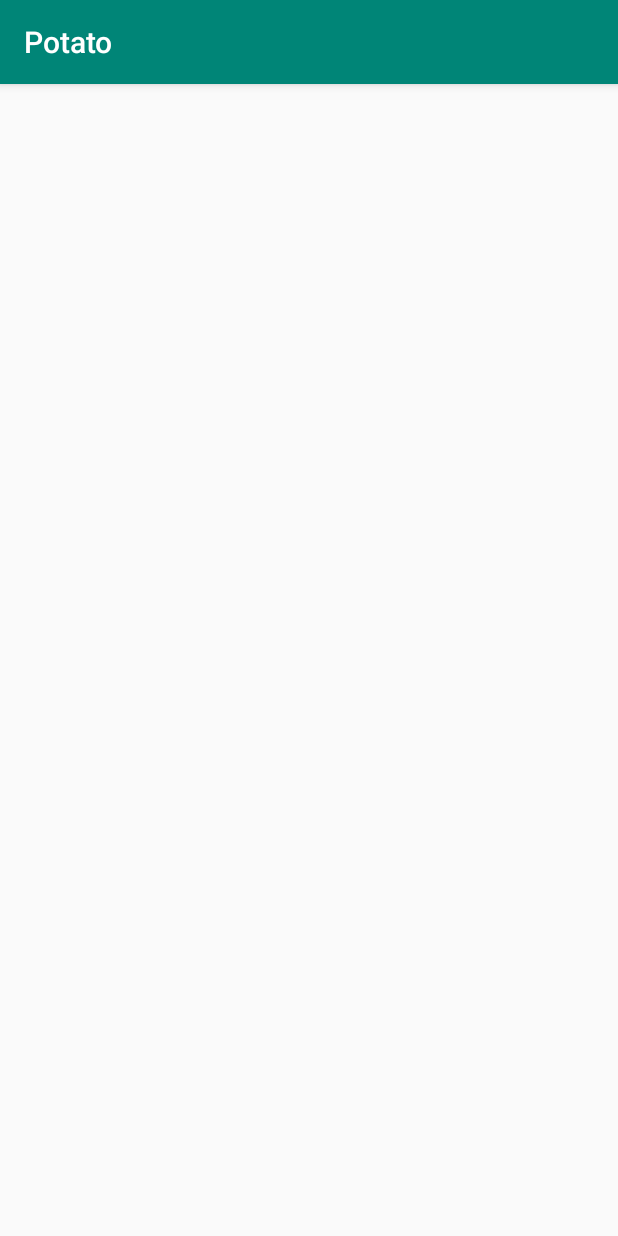
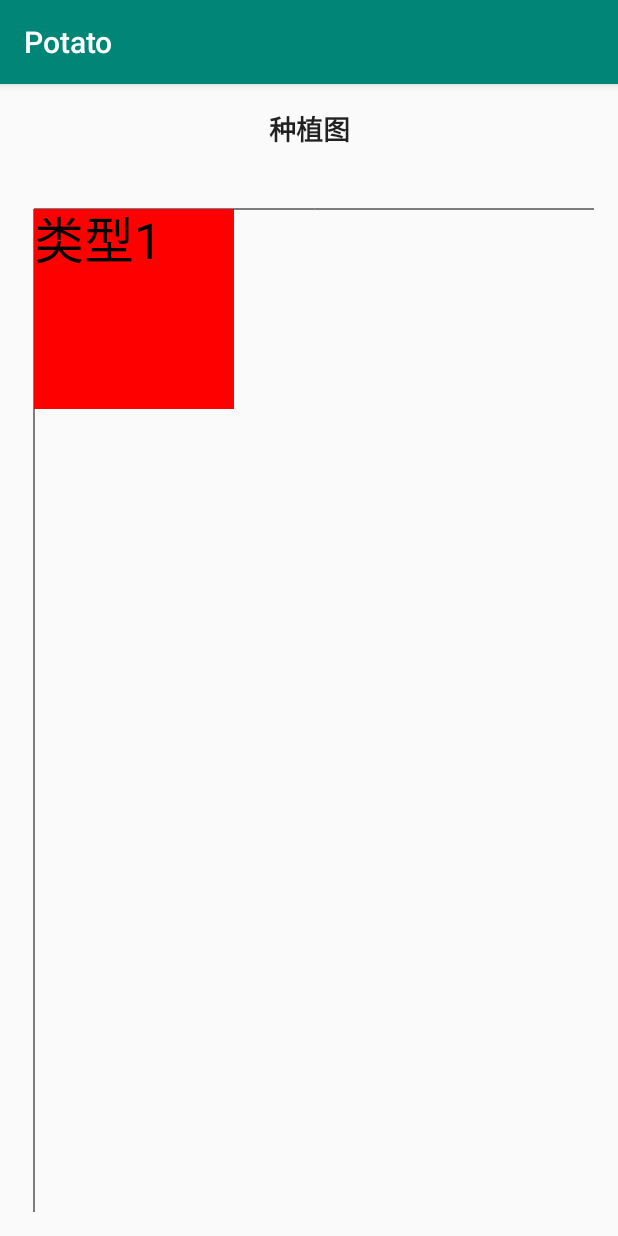
Before and after one commit to CurryYoo/Potato_System, an Android app: the GeneralActivity screen opened directly, with no data from a screen before it, on a phone screen of 412 x 824 dp. Run offline under Robolectric (Android 15) with nearby library versions, the phone set to English and light mode, and no system bars.

Commit message:
add planting map

```diff
--- a/app/src/main/AndroidManifest.xml
+++ b/app/src/main/AndroidManifest.xml
@@ -26,6 +26,7 @@
         <activity android:name=".ShotClickActivity" />
         <activity android:name=".FieldClickActivity" />
         <activity android:name=".temporarystorage.SaveDataActivity" />
+        <activity android:name=".SpeciesClickActivity" />
 
         <provider
             android:name="android.support.v4.content.FileProvider"
--- /dev/null
+++ b/app/src/main/java/com/example/kerne/potato/DrawView.java
@@ -0,0 +1,154 @@
+package com.example.kerne.potato;
+
+import android.content.Context;
+import android.graphics.Bitmap;
+import android.graphics.BitmapFactory;
+import android.graphics.Canvas;
+import android.graphics.Color;
+import android.graphics.LinearGradient;
+import android.graphics.Paint;
+import android.graphics.Path;
+import android.graphics.Rect;
+import android.graphics.RectF;
+import android.graphics.Shader;
+import android.view.View;
+
+public class DrawView extends View {
+    public static final int left = 10; //边框左上角横坐标
+    public static final int top = 60; //边框左上角纵坐标
+    public static final int right = 1450; //边框右下角横坐标
+    public static final int bottom = 1500; //边框右下角纵坐标
+
+    public DrawView(Context context) {
+        super(context);
+    }
+
+    @Override
+    protected void onDraw(Canvas canvas) {
+        super.onDraw(canvas);
+
+        int Rleft, Rtop, Rright, Rbottom;
+        Rleft = Rtop = 0;
+        Rright = Rbottom = 200;
+        Rect rect1 = new Rect(left + Rleft, top + Rtop, left + Rright, top + Rbottom);
+        Rect rect2 = new Rect(left + 1000, top + 0, left + 1440, top + 500);
+
+        /*
+         * 方法 说明 drawRect 绘制矩形 drawCircle 绘制圆形 drawOval 绘制椭圆 drawPath 绘制任意多边形
+         * drawLine 绘制直线 drawPoin 绘制点
+         */
+        // 创建画笔
+        Paint p = new Paint();
+        Paint pText = new Paint();
+        pText.setColor(Color.BLACK);
+        pText.setTextSize(50);
+
+        p.setColor(Color.BLACK);// 设置黑色边框
+        p.setStyle(Paint.Style.STROKE);
+        canvas.drawRect(left, top, right, bottom, p);
+
+        //画种植图
+        p.setColor(Color.RED);
+        p.setStyle(Paint.Style.FILL);
+        canvas.drawRect(rect1, p);
+        canvas.drawText("类型1", rect1.left, rect1.top + 50, pText);
+
+        p.setColor(Color.GREEN);
+        canvas.drawRect(rect2, p);
+        canvas.drawText("类型2", rect2.left, rect2.top + 50, pText);
+
+//        canvas.drawText("画圆：", 10, 20, p);// 画文本
+//        canvas.drawCircle(60, 20, 10, p);// 小圆
+//        p.setAntiAlias(true);// 设置画笔的锯齿效果。 true是去除，大家一看效果就明白了
+//        canvas.drawCircle(120, 20, 20, p);// 大圆
+//
+//        canvas.drawText("画线及弧线：", 10, 60, p);
+//        p.setColor(Color.GREEN);// 设置绿色
+//        canvas.drawLine(60, 40, 100, 40, p);// 画线
+//        canvas.drawLine(110, 40, 190, 80, p);// 斜线
+//        //画笑脸弧线
+//        p.setStyle(Paint.Style.STROKE);//设置空心
+//        RectF oval1=new RectF(150,20,180,40);
+//        canvas.drawArc(oval1, 180, 180, false, p);//小弧形
+//        oval1.set(190, 20, 220, 40);
+//        canvas.drawArc(oval1, 180, 180, false, p);//小弧形
+//        oval1.set(160, 30, 210, 60);
+//        canvas.drawArc(oval1, 0, 180, false, p);//小弧形
+//
+//        canvas.drawText("画矩形：", 10, 80, p);
+//        p.setColor(Color.GRAY);// 设置灰色
+//        p.setStyle(Paint.Style.FILL);//设置填满
+//        canvas.drawRect(60, 60, 80, 80, p);// 正方形
+//        canvas.drawRect(60, 90, 160, 100, p);// 长方形
+//
+//        canvas.drawText("画扇形和椭圆:", 10, 120, p);
+//        /* 设置渐变色 这个正方形的颜色是改变的 */
+//        Shader mShader = new LinearGradient(0, 0, 100, 100,
+//                new int[] { Color.RED, Color.GREEN, Color.BLUE, Color.YELLOW,
+//                        Color.LTGRAY }, null, Shader.TileMode.REPEAT); // 一个材质,打造出一个线性梯度沿著一条线。
+//        p.setShader(mShader);
+//        // p.setColor(Color.BLUE);
+//        RectF oval2 = new RectF(60, 100, 200, 240);// 设置个新的长方形，扫描测量
+//        canvas.drawArc(oval2, 200, 130, true, p);
+//        // 画弧，第一个参数是RectF：该类是第二个参数是角度的开始，第三个参数是多少度，第四个参数是真的时候画扇形，是假的时候画弧线
+//        //画椭圆，把oval改一下
+//        oval2.set(210,100,250,130);
+//        canvas.drawOval(oval2, p);
+//
+//        canvas.drawText("画三角形：", 10, 200, p);
+//        // 绘制这个三角形,你可以绘制任意多边形
+//        Path path = new Path();
+//        path.moveTo(80, 200);// 此点为多边形的起点
+//        path.lineTo(120, 250);
+//        path.lineTo(80, 250);
+//        path.close(); // 使这些点构成封闭的多边形
+//        canvas.drawPath(path, p);
+//
+//        // 你可以绘制很多任意多边形，比如下面画六连形
+//        p.reset();//重置
+//        p.setColor(Color.LTGRAY);
+//        p.setStyle(Paint.Style.STROKE);//设置空心
+//        Path path1=new Path();
+//        path1.moveTo(180, 200);
+//        path1.lineTo(200, 200);
+//        path1.lineTo(210, 210);
+//        path1.lineTo(200, 220);
+//        path1.lineTo(180, 220);
+//        path1.lineTo(170, 210);
+//        path1.close();//封闭
+//        canvas.drawPath(path1, p);
+//        /*
+//         * Path类封装复合(多轮廓几何图形的路径
+//         * 由直线段*、二次曲线,和三次方曲线，也可画以油画。drawPath(路径、油漆),要么已填充的或抚摸
+//         * (基于油漆的风格),或者可以用于剪断或画画的文本在路径。
+//         */
+//
+//        //画圆角矩形
+//        p.setStyle(Paint.Style.FILL);//充满
+//        p.setColor(Color.LTGRAY);
+//        p.setAntiAlias(true);// 设置画笔的锯齿效果
+//        canvas.drawText("画圆角矩形:", 10, 260, p);
+//        RectF oval3 = new RectF(80, 260, 200, 300);// 设置个新的长方形
+//        canvas.drawRoundRect(oval3, 20, 15, p);//第二个参数是x半径，第三个参数是y半径
+//
+//        //画贝塞尔曲线
+//        canvas.drawText("画贝塞尔曲线:", 10, 310, p);
+//        p.reset();
+//        p.setStyle(Paint.Style.STROKE);
+//        p.setColor(Color.GREEN);
+//        Path path2=new Path();
+//        path2.moveTo(100, 320);//设置Path的起点
+//        path2.quadTo(150, 310, 170, 400); //设置贝塞尔曲线的控制点坐标和终点坐标
+//        canvas.drawPath(path2, p);//画出贝塞尔曲线
+//
+//        //画点
+//        p.setStyle(Paint.Style.FILL);
+//        canvas.drawText("画点：", 10, 390, p);
+//        canvas.drawPoint(60, 390, p);//画一个点
+//        canvas.drawPoints(new float[]{60,400,65,400,70,400}, p);//画多个点
+//
+//        //画图片，就是贴图
+////        Bitmap bitmap = BitmapFactory.decodeResource(getResources(), R.drawable.ic_launcher_background);
+////        canvas.drawBitmap(bitmap, 250,360, p);
+    }
+}
--- a/app/src/main/java/com/example/kerne/potato/GeneralActivity.java
+++ b/app/src/main/java/com/example/kerne/potato/GeneralActivity.java
@@ -1,19 +1,120 @@
 package com.example.kerne.potato;
 
 import android.content.Intent;
+import android.graphics.Bitmap;
+import android.graphics.Canvas;
+import android.graphics.Color;
+import android.graphics.Paint;
 import android.support.v7.app.AppCompatActivity;
 import android.os.Bundle;
-import android.widget.TextView;
+import android.util.Log;
+import android.view.MotionEvent;
+import android.view.View;
+import android.widget.ImageView;
+import android.widget.LinearLayout;
+import android.widget.Toast;
 
 public class GeneralActivity extends AppCompatActivity {
+
+    private ImageView iv_canvas;
+    private Bitmap baseBitmap;
+    private Canvas canvas;
+    private Paint paint;
 
     @Override
     protected void onCreate(Bundle savedInstanceState) {
         super.onCreate(savedInstanceState);
         setContentView(R.layout.activity_general);
 
-        Intent intent = getIntent();
-        TextView textView = (TextView)findViewById(R.id.test_general);
-        textView.setText(intent.getStringExtra("option"));
+        LinearLayout layout=(LinearLayout) findViewById(R.id.root);
+        final DrawView view=new DrawView(this);
+        view.setMinimumHeight(500);
+        view.setMinimumWidth(300);
+        //通知view组件重绘
+        view.invalidate();
+        layout.addView(view);
+        view.setOnTouchListener(touch);
+
+        paint = new Paint();
+        paint.setStrokeWidth(5);
+        paint.setColor(Color.RED);
+//        iv_canvas = (ImageView) findViewById(R.id.iv_canvas);
+//        iv_canvas.setOnTouchListener(touch);
+
+//        baseBitmap = BitmapFactory.decodeResource(getResources(), R.id.iv_canvas);
+////        baseBitmap = Bitmap.createBitmap(iv_canvas.getWidth(),
+////                iv_canvas.getHeight(), Bitmap.Config.ARGB_8888);
+//        canvas = new Canvas(baseBitmap);
+//        canvas.drawRect(0, 0, 30, 30, paint);
+
+//        Intent intent = getIntent();
+//        TextView textView = (TextView)findViewById(R.id.test_general);
+//        textView.setText(intent.getStringExtra("option"));
+
     }
+
+    private View.OnTouchListener touch = new View.OnTouchListener() {
+        // 定义手指开始触摸的坐标
+        float X;
+        float Y;
+
+        @Override
+        public boolean onTouch(View v, MotionEvent event) {
+            switch (event.getAction()) {
+                // 用户按下动作
+                case MotionEvent.ACTION_DOWN:
+//                    // 第一次绘图初始化内存图片，指定背景为白色
+//                    if (baseBitmap == null) {
+//
+////                        baseBitmap = Bitmap.createBitmap(iv_canvas.getWidth(),
+////                                iv_canvas.getHeight(), Bitmap.Config.ARGB_8888);
+//                        canvas = new Canvas();
+//                        canvas.drawColor(Color.WHITE);
+//                    }
+//                    // 记录开始触摸的点的坐标
+//                    X = event.getX();
+//                    Y = event.getY();
+                    break;
+                // 用户手指在屏幕上移动的动作
+                case MotionEvent.ACTION_MOVE:
+//                    // 记录移动位置的点的坐标
+//                    float stopX = event.getX();
+//                    float stopY = event.getY();
+//
+//                    //根据两点坐标，绘制连线
+//                    //canvas.drawLine(X, Y, stopX, stopY, paint);
+//                    canvas.drawRect(0, 0, 30, 30, paint);
+//
+//                    // 更新开始点的位置
+//                    X = event.getX();
+//                    Y = event.getY();
+//
+//                    // 把图片展示到ImageView中
+//
+//                    iv_canvas.setImageBitmap(baseBitmap);
+                    break;
+                case MotionEvent.ACTION_UP:
+                    X = event.getX();
+                    Y = event.getY();
+                    Log.d("X,Y", X + "," + Y);
+                    if(X > DrawView.left + 0 && X < DrawView.left + 200 && Y > DrawView.top + 0 && Y < DrawView.top + 200){
+                        Toast.makeText(GeneralActivity.this, "点击了第一个模块", Toast.LENGTH_SHORT).show();
+                        Intent intent = new Intent(GeneralActivity.this, SpeciesClickActivity.class);
+                        intent.putExtra("fieldId", "1111");
+                        startActivity(intent);
+                    }
+                    if(X > DrawView.left + 1000 && X < DrawView.left + 1440 && Y > DrawView.top + 0 && Y < DrawView.top + 500){
+                        Toast.makeText(GeneralActivity.this, "点击了第二个模块", Toast.LENGTH_SHORT).show();
+                        Intent intent = new Intent(GeneralActivity.this, SpeciesClickActivity.class);
+                        intent.putExtra("fieldId", "2222");
+                        startActivity(intent);
+                    }
+
+                    break;
+                default:
+                    break;
+            }
+            return true;
+        }
+    };
 }
--- a/app/src/main/res/layout/activity_general.xml
+++ b/app/src/main/res/layout/activity_general.xml
@@ -1,18 +1,47 @@
-<?xml version="1.0" encoding="utf-8"?>
-<android.support.constraint.ConstraintLayout xmlns:android="http://schemas.android.com/apk/res/android"
+<LinearLayout xmlns:android="http://schemas.android.com/apk/res/android"
     xmlns:app="http://schemas.android.com/apk/res-auto"
     xmlns:tools="http://schemas.android.com/tools"
+    android:id="@+id/root"
     android:layout_width="match_parent"
     android:layout_height="match_parent"
-    tools:context=".GeneralActivity">
+    android:orientation="vertical"
+    android:paddingLeft="@dimen/activity_horizontal_margin"
+    android:paddingTop="@dimen/activity_vertical_margin"
+    android:paddingRight="@dimen/activity_horizontal_margin"
+    android:paddingBottom="@dimen/activity_vertical_margin"
+    tools:context=".MainActivity">
+
+    <!--<LinearLayout-->
+        <!--android:layout_width="match_parent"-->
+        <!--android:layout_height="wrap_content"-->
+        <!--android:orientation="horizontal">-->
+
+        <!--<Button-->
+            <!--android:id="@+id/btn_resume"-->
+            <!--android:layout_width="wrap_content"-->
+            <!--android:layout_height="wrap_content"-->
+            <!--android:text="重新画图" />-->
+
+        <!--<Button-->
+            <!--android:id="@+id/btn_save"-->
+            <!--android:layout_width="match_parent"-->
+            <!--android:layout_height="wrap_content"-->
+            <!--android:text="保存图片" />-->
+    <!--</LinearLayout>-->
+
+    <!--<ImageView-->
+        <!--android:id="@+id/iv_canvas"-->
+        <!--android:layout_width="match_parent"-->
+        <!--android:layout_height="match_parent" />-->
 
     <TextView
-        android:id="@+id/test_general"
-        android:layout_width="wrap_content"
+        android:id="@+id/textView2"
+        android:layout_width="match_parent"
         android:layout_height="wrap_content"
-        android:layout_marginTop="229dp"
-        android:text="TextView"
-        app:layout_constraintEnd_toEndOf="parent"
-        app:layout_constraintStart_toStartOf="parent"
-        app:layout_constraintTop_toTopOf="parent" />
-</android.support.constraint.ConstraintLayout>
+        android:gravity="center"
+        android:text="种植图"
+        android:textAllCaps="false"
+        android:textAppearance="@style/TextAppearance.AppCompat.Body1"
+        android:textSize="18sp"
+        android:textStyle="bold" />
+</LinearLayout>
```
Also changed, not shown: app/src/main/java/com/example/kerne/potato/MainActivity.java (+29 -20 lines), app/src/main/java/com/example/kerne/potato/SpeciesClickActivity.java (added, +108 -0 lines), app/src/main/java/com/example/kerne/potato/SpeciesClickAdapter.java (added, +143 -0 lines), app/src/main/res/layout/activity_main.xml (+2 -14 lines), app/src/main/res/layout/species_click_activity.xml (added, +16 -0 lines), app/src/main/res/layout/species_click_recycle_item.xml (added, +31 -0 lines), 3 other files.
